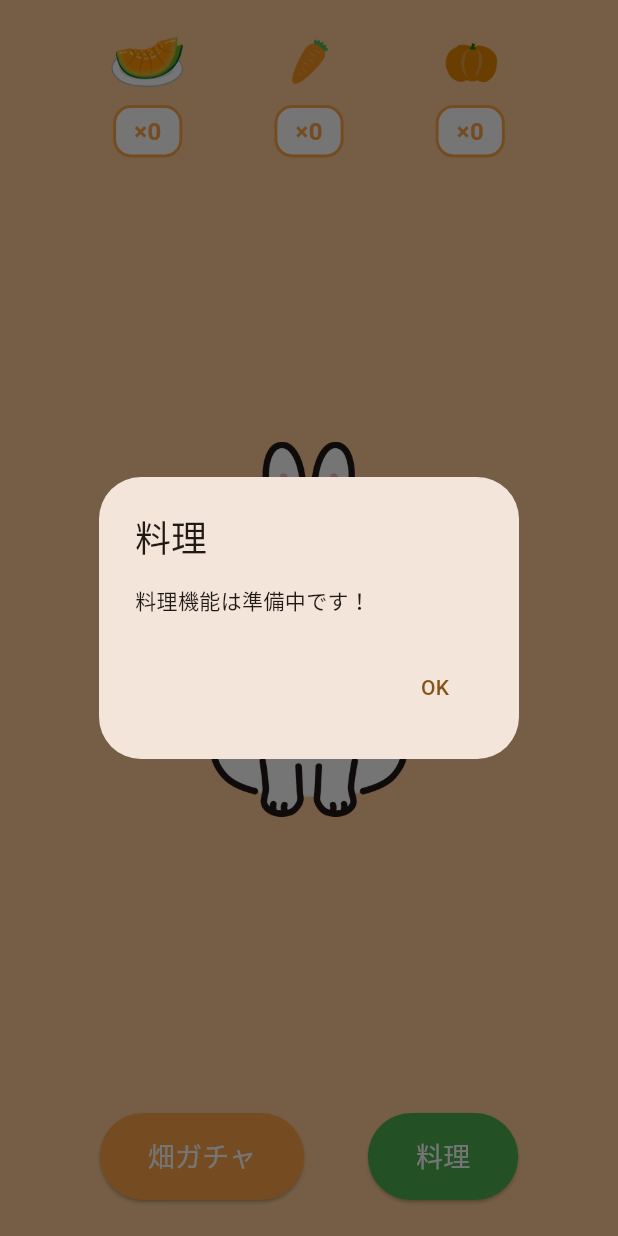
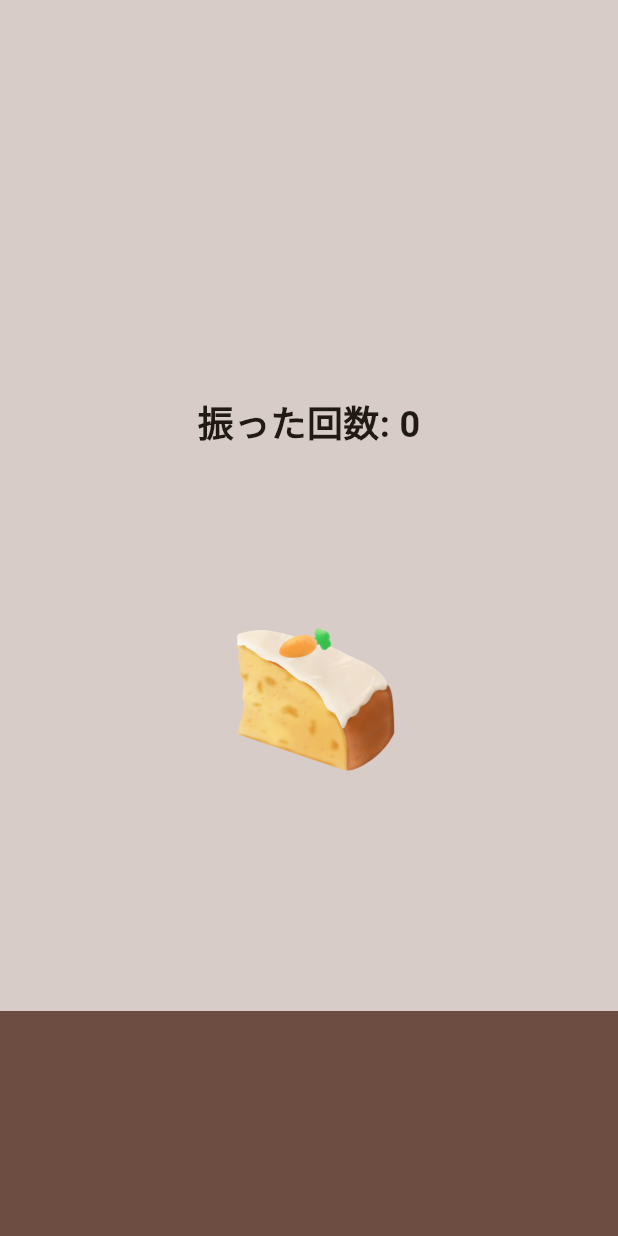
Before and after one commit to mercy34mercy/watnow_hackathon_2025_team1, a Flutter app: the screen it shows after launch, after a tap on "料理", on a phone screen of 412 x 824 dp. Run offline on Flutter 3.47's test engine with Material 3 defaults, Android fonts, the phone set to English and light mode, and no system bars; our stand-ins replace sensors_plus.

Commit message:
carrotcakeの画面を追加しました

```diff
--- a/lib/main.dart
+++ b/lib/main.dart
@@ -6,6 +6,7 @@ import 'screens/game_screen.dart';
 import 'screens/result_screen.dart';
 import 'screens/result_melon.dart';
 import 'screens/result_pumpkin.dart';
+import 'screens/carrotcake_screen.dart';
 
 void main() {
   runApp(const MyApp());
@@ -31,6 +32,8 @@ class MyApp extends StatelessWidget {
         '/result/melon': (context) => const ResultMelon(),
         '/result/pumpkin':(context) => const ResultPumpkin(),
         '/game/pumpkin': (context) => const GamePumpkinScreen(),
+        '/cook/carrotcake':(context) => const CookCarrotScreen(),
+
       },
     );
   }
--- /dev/null
+++ b/lib/screens/carrotcake_screen.dart
@@ -0,0 +1,138 @@
+import 'package:flutter/material.dart';
+import 'package:sensors_plus/sensors_plus.dart';
+import 'dart:async';
+import 'dart:math';
+
+class CookCarrotScreen extends StatefulWidget {
+  const CookCarrotScreen({super.key});
+
+  @override
+  State<CookCarrotScreen> createState() => _CookCarrotScreenState();
+}
+
+class _CookCarrotScreenState extends State<CookCarrotScreen> with SingleTickerProviderStateMixin {
+  late AnimationController _animationController;
+  late Animation<double> _shakeAnimation;
+  StreamSubscription<AccelerometerEvent>? _accelerometerSubscription;
+
+  int _shakeCount = 0;
+  bool _isShaking = false;
+  bool _canHarvest = false;
+  double _carrotPosition = 0;
+
+  @override
+  void initState() {
+    super.initState();
+
+    _animationController = AnimationController(
+      duration: const Duration(milliseconds: 100),
+      vsync: this,
+    );
+
+    _shakeAnimation = Tween<double>(
+      begin: 0,
+      end: 10,
+    ).animate(CurvedAnimation(
+      parent: _animationController,
+      curve: Curves.elasticIn,
+    ));
+
+    _startAccelerometer();
+  }
+
+  void _startAccelerometer() {
+    _accelerometerSubscription = accelerometerEventStream().listen((event) {
+      double magnitude =  event.y.abs();
+      if (magnitude > 15 && !_isShaking) {
+        _isShaking = true;
+        _animationController.forward().then((_) {
+          _animationController.reverse();
+        });
+
+        setState(() {
+          _shakeCount++;
+          _carrotPosition = min(_shakeCount * 2.0, 20.0);
+
+          if (_shakeCount >= 8) {
+            _canHarvest = true;
+          }
+        });
+
+        Future.delayed(const Duration(milliseconds: 300), () {
+          _isShaking = false;
+        });
+      }
+
+      if (_canHarvest && magnitude > 25) {
+        _accelerometerSubscription?.cancel();
+        if (mounted) {
+          Navigator.pushReplacementNamed(context, '/result');
+        }
+      }
+    });
+  }
+
+  @override
+  void dispose() {
+    _accelerometerSubscription?.cancel();
+    _animationController.dispose();
+    super.dispose();
+  }
+
+  @override
+  Widget build(BuildContext context) {
+    return Scaffold(
+      backgroundColor: Colors.brown[100],
+      body: Stack(
+        children: [
+          Positioned(
+            bottom: 0,
+            left: 0,
+            right: 0,
+            height: 150,
+            child: Container(
+              color: Colors.brown[600],
+            ),
+          ),
+          Center(
+            child: Column(
+              mainAxisAlignment: MainAxisAlignment.center,
+              children: [
+                Text(
+                  '振った回数: $_shakeCount',
+                  style: const TextStyle(fontSize: 24, fontWeight: FontWeight.bold),
+                ),
+                const SizedBox(height: 20),
+                if (_canHarvest)
+                  const Text(
+                    '思いっきり振り上げて収穫！',
+                    style: TextStyle(
+                      fontSize: 20,
+                      color: Colors.red,
+                      fontWeight: FontWeight.bold,
+                    ),
+                  ),
+                const SizedBox(height: 40),
+                AnimatedBuilder(
+                  animation: _shakeAnimation,
+                  builder: (context, child) {
+                    return Transform.translate(
+                      offset: Offset(_shakeAnimation.value * sin(_animationController.value * pi * 2), 0),
+                      child: Transform.translate(
+                        offset: Offset(0, -_carrotPosition),
+                        child: Image.asset(
+                          'assets/carrotcake.png',
+                          height: 200,
+                        ),
+                      ),
+                    );
+                  },
+                ),
+              ],
+            ),
+          ),
+        ],
+      ),
+    );
+  }
+}
--- a/lib/screens/home_screen.dart
+++ b/lib/screens/home_screen.dart
@@ -30,26 +30,6 @@ class _HomeScreenState extends State<HomeScreen> {
         }
       });
     }
-  }
-
-  void _cooking() {
-    showDialog(
-      context: context,
-      builder: (BuildContext context) {
-        return AlertDialog(
-          title: const Text('料理'),
-          content: const Text('料理機能は準備中です！'),
-          actions: [
-            TextButton(
-              onPressed: () {
-                Navigator.of(context).pop();
-              },
-              child: const Text('OK'),
-            ),
-          ],
-        );
-      },
-    );
   }
 
   @override
@@ -104,7 +84,9 @@ class _HomeScreenState extends State<HomeScreen> {
                     ),
                   ),
                   ElevatedButton(
-                    onPressed: _cooking,
+                    onPressed: (){
+                      Navigator.pushNamed(context, '/cook/carrotcake');
+                    },
                     style: ElevatedButton.styleFrom(
                       backgroundColor: Colors.green,
                       padding: const EdgeInsets.symmetric(horizontal: 32, vertical: 16),
```
